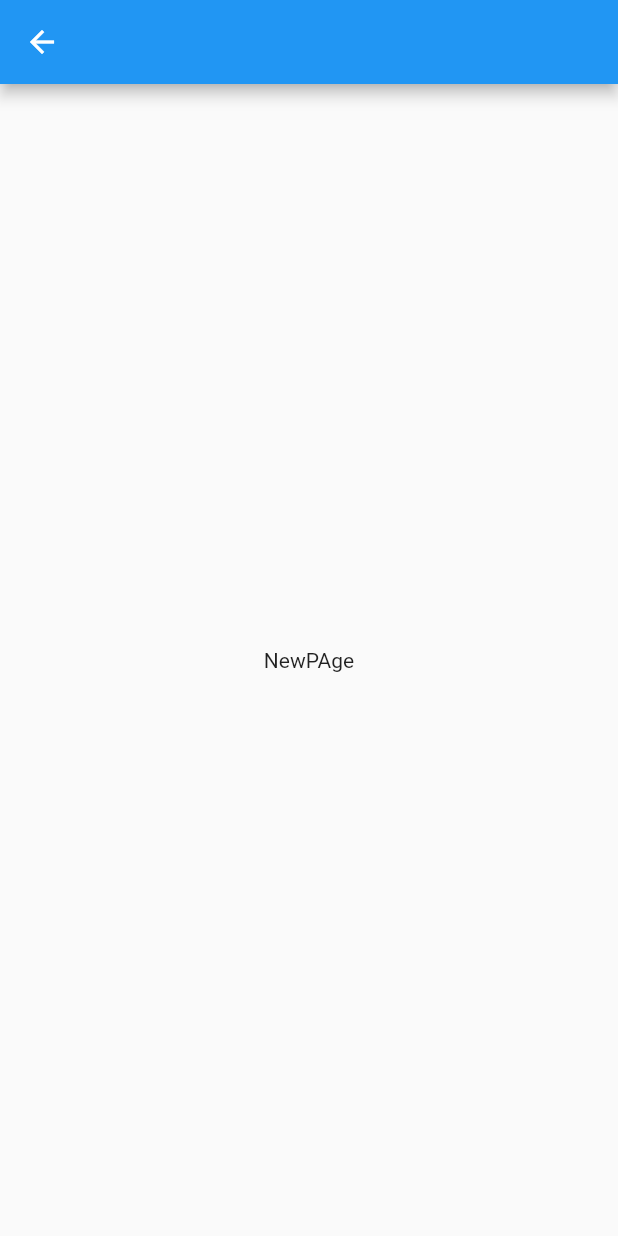
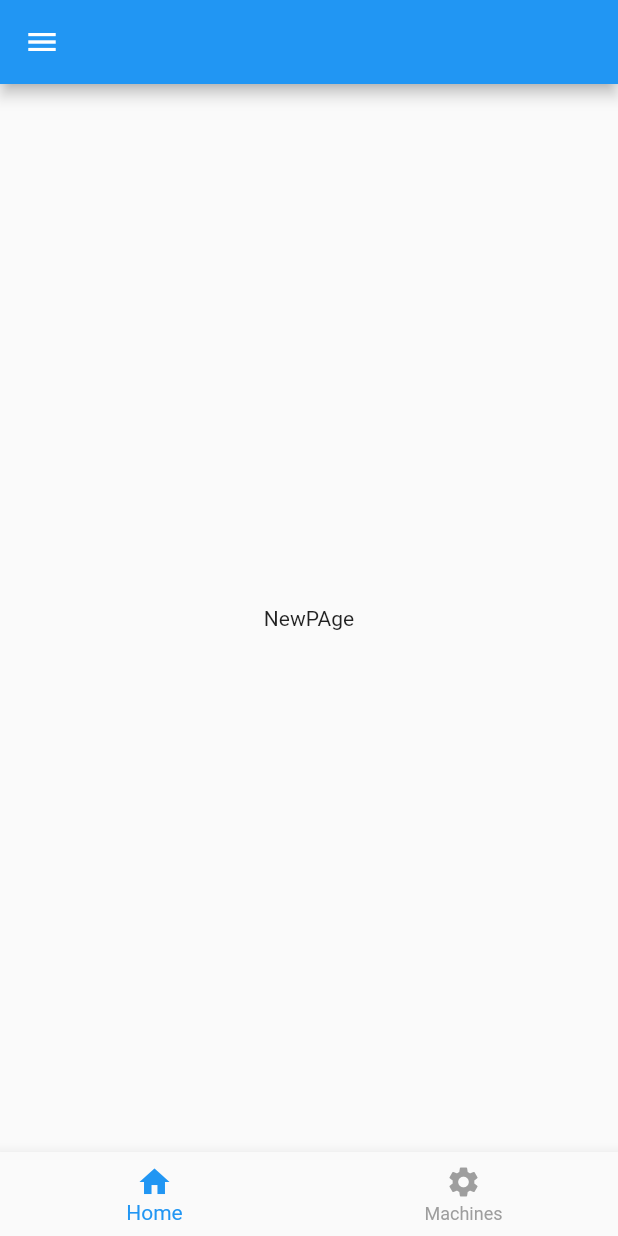
Before and after one commit to MohamedHusseinIOS/navigation-Demo, a Flutter app: the screen it shows after launch, after a tap on "newPage", on a phone screen of 412 x 824 dp. Run offline on Flutter 3.47's test engine with Material 2 defaults, Android fonts, the phone set to English and light mode, and no system bars; our stand-ins replace equatable, flutter_bloc.

Commit message:
no message

```diff
--- a/lib/src/app.dart
+++ b/lib/src/app.dart
@@ -8,8 +8,6 @@ class App extends StatelessWidget {
     return MaterialApp(
       theme: ThemeData.light(),
       home: router.home,
-      routes: router.routes,
-      onGenerateRoute: router.onGenerateRoute,
     );
   }
 }
--- a/lib/src/presnter/Home/home_bloc.dart
+++ b/lib/src/presnter/Home/home_bloc.dart
@@ -1,5 +1,5 @@
 import 'package:flutter_bloc/flutter_bloc.dart';
-import 'Home_States.dart';
+import 'home_states.dart';
 import 'home_event.dart';
 import 'dart:async';
 
--- a/lib/src/presnter/Home/home_page.dart
+++ b/lib/src/presnter/Home/home_page.dart
@@ -1,7 +1,7 @@
 import 'package:flutter/cupertino.dart';
 import 'package:flutter/material.dart';
 import 'package:flutter_bloc/flutter_bloc.dart';
-import 'package:navigation_demo/src/presnter/Home/Home_States.dart';
+import 'package:navigation_demo/src/presnter/Home/home_states.dart';
 import 'package:navigation_demo/src/presnter/Home/home_bloc.dart';
 import 'package:navigation_demo/src/presnter/Home/home_event.dart';
 import 'package:navigation_demo/src/presnter/base_classes/base_page.dart';
@@ -10,22 +10,20 @@ import 'navigation_bar/bar_items.dart';
 import 'navigation_bar/sp_bottom_navigation_bar.dart';
 
 class HomePage extends BasePage {
-  int selectionIndex = 0;
   final barItems = BarItems();
-
+  BottomNavigationBarItem? currentItem;
   @override
   Widget basebuild(BuildContext context) {
     return BlocProvider<HomeBloc>(
       create: (context) => HomeBloc(),
       child: BlocBuilder<HomeBloc, HomeState>(
         builder: (context, state) {
-          var index;
-          if (state is ChangeBarScreenState) {
-            index = state.selectedIndex;
-          } else {
-            index = 0;
-          }
-          return body(context, index);
+          return Scaffold(
+            appBar: AppBar(),
+            body: body(state, context),
+            bottomNavigationBar: navigationBar(context),
+            drawer: SideMenu(),
+          );
         },
         buildWhen: (previousState, state) {
           return (state is ChangeBarScreenState);
@@ -34,42 +32,43 @@ class HomePage extends BasePage {
     );
   }
 
-  Widget body1(BuildContext context, int selectedIndex) {
-    return CupertinoTabScaffold(
-      tabBar: CupertinoTabBar(
-        items: barItems.itemsList.map((model) => model.item).toList(),
-      ),
-      tabBuilder: (BuildContext context, int index) {
-        return CupertinoTabView(
-          builder: (BuildContext context) {
-            return CupertinoPageScaffold(
-              navigationBar: CupertinoNavigationBar(middle: Text('Page1')),
-              child: Center(),
-            );
-          },
-        );
+  Widget body(HomeState state, BuildContext context) {
+    int selectedIndex = 0;
+    if (state is ChangeBarScreenState) {
+      selectedIndex = state.selectedIndex;
+    } else {
+      selectedIndex = 0;
+    }
+    return navigationBarScreens(selectedIndex, context);
+  }
+
+  Widget navigationBar(BuildContext context) {
+    return SPBottomNavigationBar(
+      tabBarSelection: (int index) {
+        context
+            .read<HomeBloc>()
+            .add(changeBarScreenEvent(selectedIndex: index));
       },
+      itemsList: barItems.itemsList.map((model) => model.item).toList(),
     );
   }
 
-  Widget body(BuildContext context, int selectedIndex) {
-    return Scaffold(
-      appBar: AppBar(),
-      body: barItems.itemsList[selectedIndex].screen,
-      bottomNavigationBar: navigationBar(context, selectedIndex),
-      drawer: SideMenu(),
+  Widget navigationBarScreens(int selectedIndex, BuildContext context) {
+    final key = barItems.itemsList[selectedIndex].navigatorKey;
+    return WillPopScope(
+      onWillPop: () async => !await Navigator.maybePop(key.currentState!.context),
+      child: Stack(
+        children: [
+          Offstage(
+            offstage: barItems.itemsList[selectedIndex] != barItems.home,
+            child: barItems.home.buildNavigator(),
+          ),
+          Offstage(
+            offstage: barItems.itemsList[selectedIndex] != barItems.machines,
+            child: barItems.machines.buildNavigator(),
+          )
+        ],
+      ),
     );
   }
-
-  Widget navigationBar(BuildContext context, int selectedIndex) {
-	  return SPBottomNavigationBar(
-        tabBarSelection: (int index) {
-          context
-              .read<HomeBloc>()
-              .add(changeBarScreenEvent(selectedIndex: index));
-        },
-        itemsList: barItems.itemsList.map((model) => model.item).toList(),
-        index: selectedIndex,
-      );
-  }
 }
--- a/lib/src/presnter/Home/navigation_bar/bar_items.dart
+++ b/lib/src/presnter/Home/navigation_bar/bar_items.dart
@@ -1,10 +1,12 @@
 import 'package:navigation_demo/src/presnter/base_classes/navigation_bar_tab.dart';
+import 'package:navigation_demo/src/sp_router.dart';
 import 'navigation_bar_home_data.dart';
 import 'navigation_bar_machines_data.dart';
 
 class BarItems {
   final NavigationBarHomeData home = NavigationBarHomeData();
-  final NavigationBarMachinesData machines = NavigationBarMachinesData();
+  final NavigationBarMachinesData machines =
+      NavigationBarMachinesData();
 
   List<NavigationBarTab> get itemsList => [home, machines];
 }
--- a/lib/src/presnter/Home/navigation_bar/navigation_bar_home_data.dart
+++ b/lib/src/presnter/Home/navigation_bar/navigation_bar_home_data.dart
@@ -1,25 +1,42 @@
 import 'package:flutter/material.dart';
 import 'package:navigation_demo/src/Presnter/base_classes/base_page.dart';
+import 'package:navigation_demo/src/presnter/Home/navigation_bar/tab_navigator.dart';
 import 'package:navigation_demo/src/presnter/Home/new_page.dart';
 import 'package:navigation_demo/src/presnter/base_classes/navigation_bar_tab.dart';
+import 'package:navigation_demo/src/sp_router.dart';
 
 class NavigationBarHomeData implements NavigationBarTab {
   @override
-  Widget get screen => _HomeScreen();
-
-
+  Widget get screen => HomeScreen();
 
   @override
   BottomNavigationBarItem get item => BottomNavigationBarItem(
         label: 'Home',
         icon: Icon(
           Icons.home,
-
         ),
       );
+
+  @override
+  GlobalKey<NavigatorState> get navigatorKey => GlobalKey<NavigatorState>();
+
+  @override
+  TabNavigator? navigator;
+
+  NavigationBarHomeData() {
+    navigator = TabNavigator(
+      initialRoute: (HomeScreen).toString(),
+      navigatorKey: navigatorKey,
+    );
+  }
+
+  @override
+  TabNavigator buildNavigator() {
+    return navigator!;
+  }
 }
 
-class _HomeScreen extends BasePage {
+class HomeScreen extends BasePage {
   @override
   Widget basebuild(BuildContext context) {
     return Center(
@@ -27,7 +44,7 @@ class _HomeScreen extends BasePage {
       onPressed: () {
         Navigator.pushNamed(context, (NewPage).toString());
       },
-	  color: Theme.of(context).primaryColor,
+      color: Theme.of(context).primaryColor,
       child: Text('newPage'),
     ));
   }
--- a/lib/src/presnter/Home/navigation_bar/navigation_bar_machines_data.dart
+++ b/lib/src/presnter/Home/navigation_bar/navigation_bar_machines_data.dart
@@ -1,10 +1,13 @@
 import 'package:flutter/material.dart';
 import 'package:navigation_demo/src/Presnter/base_classes/base_page.dart';
 import 'package:navigation_demo/src/presnter/base_classes/navigation_bar_tab.dart';
+import 'package:navigation_demo/src/sp_router.dart';
+
+import 'tab_navigator.dart';
 
 class NavigationBarMachinesData implements NavigationBarTab {
   @override
-  Widget get screen => _MachinesScreen();
+  Widget get screen => MachinesScreen();
 
   @override
   BottomNavigationBarItem get item => BottomNavigationBarItem(
@@ -13,9 +16,27 @@ class NavigationBarMachinesData implements NavigationBarTab {
           Icons.settings,
         ),
       );
+
+  @override
+  GlobalKey<NavigatorState> get navigatorKey => GlobalKey<NavigatorState>();
+
+  @override
+  TabNavigator? navigator;
+
+  NavigationBarMachinesData() {
+    navigator = TabNavigator(
+      initialRoute: (MachinesScreen).toString(),
+      navigatorKey: navigatorKey,
+    );
+  }
+
+  @override
+  TabNavigator buildNavigator() {
+    return navigator!;
+  }
 }
 
-class _MachinesScreen extends BasePage {
+class MachinesScreen extends BasePage {
   @override
   Widget basebuild(BuildContext context) {
     return Center(
--- a/lib/src/presnter/Home/navigation_bar/sp_bottom_navigation_bar.dart
+++ b/lib/src/presnter/Home/navigation_bar/sp_bottom_navigation_bar.dart
@@ -1,17 +1,16 @@
 import 'package:flutter/material.dart';
 
 class SPBottomNavigationBar extends StatefulWidget {
-  int index;
   Function(int index) tabBarSelection;
   final List<BottomNavigationBarItem> itemsList;
-  SPBottomNavigationBar(
-      {required this.tabBarSelection,
-      required this.itemsList,
-      required this.index});
+  SPBottomNavigationBar({
+    required this.tabBarSelection,
+    required this.itemsList,
+  });
 
   @override
   State<StatefulWidget> createState() {
-    return SPBottomNavigationBar_Status(tabBarSelection, itemsList, index);
+    return SPBottomNavigationBar_Status(tabBarSelection, itemsList);
   }
 }
 
@@ -20,13 +19,16 @@ class SPBottomNavigationBar_Status extends State<SPBottomNavigationBar> {
   Function(int index) _tabBarSelection;
   final List<BottomNavigationBarItem> _itemsList;
   SPBottomNavigationBar_Status(
-      this._tabBarSelection, this._itemsList, this._index);
+    this._tabBarSelection,
+    this._itemsList,
+  );
 
   @override
   Widget build(BuildContext context) {
     return BottomNavigationBar(
       currentIndex: _index,
       onTap: (index) => setState(() {
+        _index = index;
         _tabBarSelection(index);
       }),
       selectedItemColor: Theme.of(context).primaryColor,
--- /dev/null
+++ b/lib/src/presnter/Home/navigation_bar/tab_navigator.dart
@@ -0,0 +1,18 @@
+import 'package:flutter/material.dart';
+import 'package:navigation_demo/src/sp_router.dart';
+
+class TabNavigator extends StatelessWidget {
+  final String initialRoute;
+  final GlobalKey<NavigatorState> navigatorKey;
+  TabNavigator({required this.initialRoute, required this.navigatorKey});
+
+  @override
+  Widget build(BuildContext context) {
+    final router = SPRouter(context);
+    return Navigator(
+      key: navigatorKey,
+      initialRoute: initialRoute,
+      onGenerateRoute: router.onGenerateRoute,
+    );
+  }
+}
--- a/lib/src/presnter/Home/new_page.dart
+++ b/lib/src/presnter/Home/new_page.dart
@@ -7,7 +7,6 @@ class NewPage extends BasePage {
   Widget basebuild(BuildContext context) {
     return Center(
       child: Scaffold(
-        appBar: AppBar(),
         body: Center(
           child: Text("NewPAge"),
         ),
--- a/lib/src/presnter/base_classes/navigation_bar_tab.dart
+++ b/lib/src/presnter/base_classes/navigation_bar_tab.dart
@@ -1,6 +1,11 @@
 import 'package:flutter/material.dart';
+import 'package:navigation_demo/src/presnter/Home/navigation_bar/tab_navigator.dart';
+import 'package:navigation_demo/src/sp_router.dart';
 
 abstract class NavigationBarTab {
+  GlobalKey<NavigatorState> get navigatorKey;
+  TabNavigator? navigator;
   BottomNavigationBarItem get item;
   Widget get screen;
+  TabNavigator buildNavigator();
 }
--- a/lib/src/sp_router.dart
+++ b/lib/src/sp_router.dart
@@ -1,12 +1,15 @@
 import 'package:flutter/material.dart';
+import 'package:navigation_demo/src/presnter/Home/navigation_bar/navigation_bar_home_data.dart';
 import 'package:navigation_demo/src/presnter/Home/new_page.dart';
 import 'presnter/Home/home_page.dart';
+import 'presnter/Home/navigation_bar/navigation_bar_machines_data.dart';
 
 class SPRouter {
   final BuildContext context;
 
   SPRouter(this.context) {
     setupRoutes();
+    setupSupRoutes();
   }
 
   final home = HomePage();
@@ -15,7 +18,7 @@ class SPRouter {
 
   MaterialPageRoute onGenerateRoute(RouteSettings settings) {
     final name = settings.name;
-    Widget Function(BuildContext) builder = routes[name] ?? (context) => home;
+    Widget Function(BuildContext) builder = routes[name]!;
     return MaterialPageRoute(builder: builder, settings: settings);
   }
 }
@@ -24,6 +27,16 @@ extension SetupRoutes on SPRouter {
   setupRoutes() {
     NewPage newPage = NewPage();
     routes.addAll({home.name ?? '': (context) => home});
-	routes.addAll({newPage.name ?? '': (context) => newPage});
+    routes.addAll({newPage.name ?? '': (context) => newPage});
   }
 }
+
+extension SupRoutes on SPRouter {
+  setupSupRoutes() {
+    HomeScreen homeScreen = HomeScreen();
+    MachinesScreen machinesScreen = MachinesScreen();
+
+    routes.addAll({homeScreen.name ?? '': (context) => homeScreen});
+    routes.addAll({machinesScreen.name ?? '': (context) => machinesScreen});
+  }
+}
```
